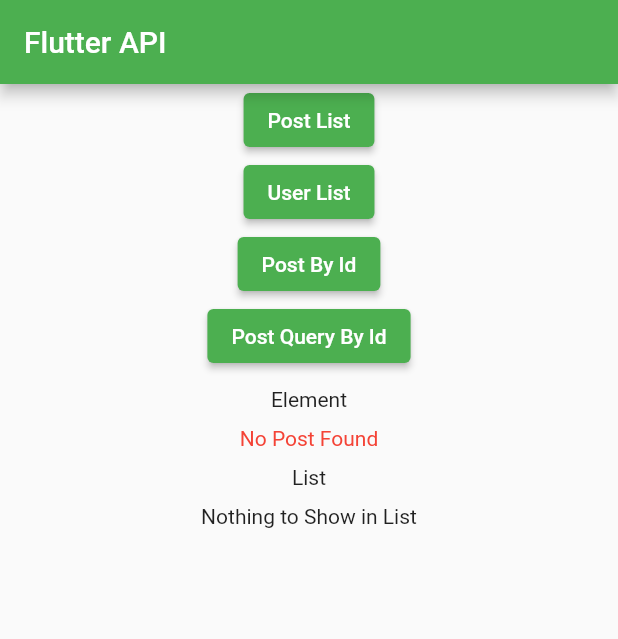
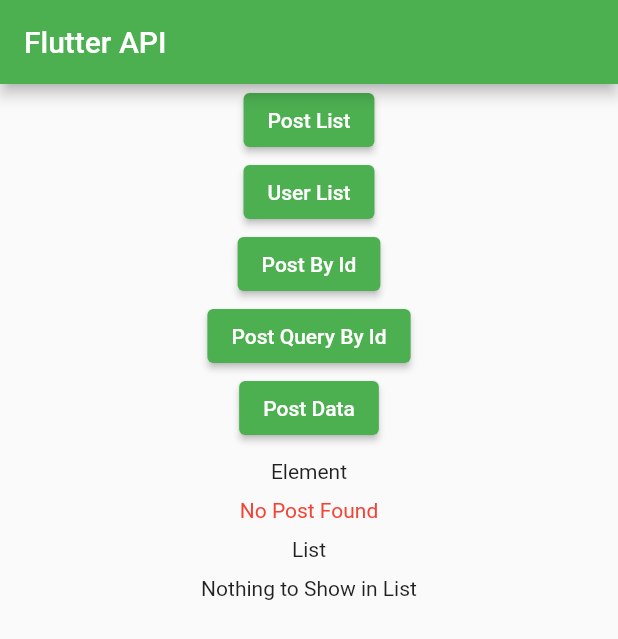
Before and after one commit to Al-AminJoy/flutter_api, a Flutter app: the screen it shows after launch, on a phone screen of 412 x 824 dp. Shown: the top 639 px of the screen. Run offline on Flutter 3.47's test engine with Material 2 defaults, Android fonts, the phone set to English and light mode, and no system bars; missing offline and left inert: dart:ffi; network calls fail.

Commit message:
Post Added

```diff
--- a/lib/home.dart
+++ b/lib/home.dart
@@ -42,6 +42,13 @@ class _HomeState extends State<Home> {
       setState(() {
         _post = value;
       });
+    });
+  }
+
+  void postData() {
+
+    NetworkRepository.instance.postData().then((value) {
+
     });
   }
 
@@ -206,6 +213,14 @@ class _HomeState extends State<Home> {
                 });
               },
               child: const Text('Post Query By Id')),
+
+          ElevatedButton(
+              onPressed: () {
+                setState(() {
+                  postData();
+                });
+              },
+              child: const Text('Post Data')),
           const SizedBox(
             height: 10,
           ),
@@ -226,4 +241,6 @@ class _HomeState extends State<Home> {
       ),
     );
   }
+
+
 }
--- a/lib/network_repository.dart
+++ b/lib/network_repository.dart
@@ -1,5 +1,7 @@
 import 'dart:convert';
+import 'dart:ffi';
 
+import 'package:flutter/cupertino.dart';
 import 'package:flutter_api/comment.dart';
 import 'package:flutter_api/post.dart';
 import 'package:flutter_api/user.dart';
@@ -58,4 +60,23 @@ class NetworkRepository{
 
   }
 
+  Future<dynamic> postData()async{
+    Post post = Post(userId: 1, id: 5, title: "No Title", body: "No Body");
+
+    var postData = json.encode(post.toJson());
+
+    Map<String,String> header = {
+      'Content-Type': 'application/json',
+      'Data': 'data'
+    };
+
+    http.Response response = await http.post(Uri.parse("https://jsonplaceholder.typicode.com/posts"),headers: header,body: postData);
+    if(response.statusCode == 201){
+      Post post = Post.fromJson(json.decode(response.body));
+     // debugPrint(response.headers.toString());
+      debugPrint(post.toJson().toString());
+    }
+
+  }
+
 }
--- a/lib/post.dart
+++ b/lib/post.dart
@@ -1,14 +1,15 @@
 import 'dart:convert';
 
-List<Post> postFromJson(String str) => List<Post>.from(json.decode(str).map((x) => Post.fromJson(x)));
+List<Post> postFromJson(String str) => List<Post>.from(json.decode(str).map ((x) => Post.fromJson(x)));
 
 String postToJson(List<Post> data) => json.encode(List<dynamic>.from(data.map((x) => x.toJson())));
 
+
 class Post {
-  int userId;
-  int id;
-  String title;
-  String body;
+  int? userId;
+  int? id;
+  String? title;
+  String? body;
 
   Post({
     required this.userId,
```
